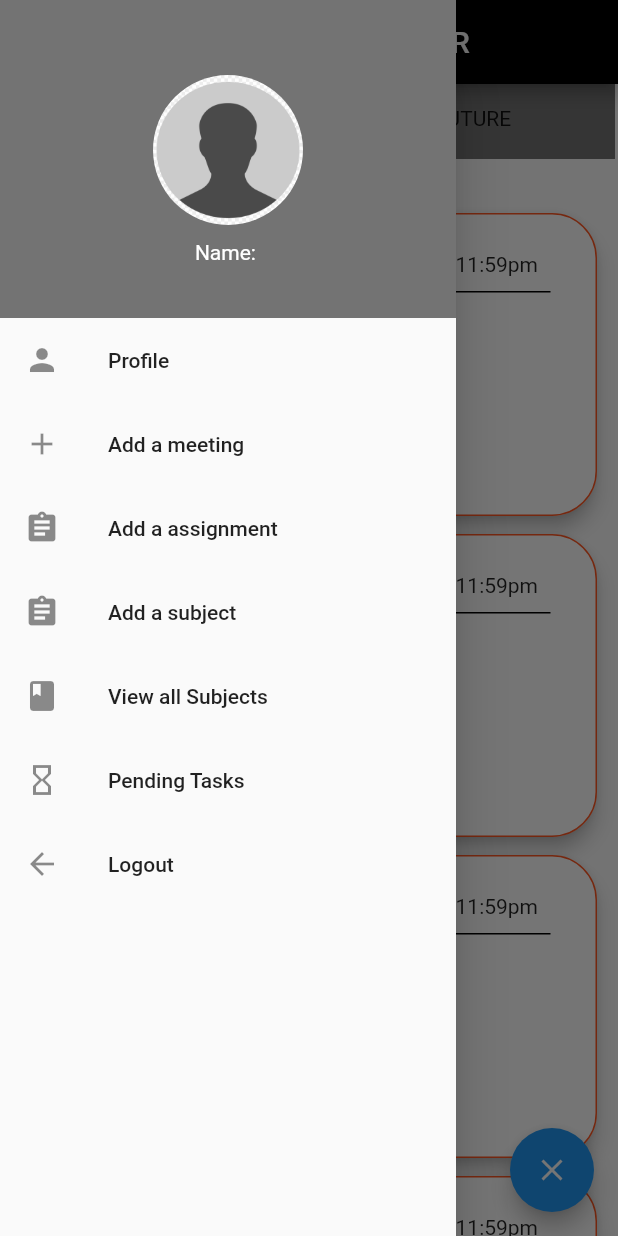
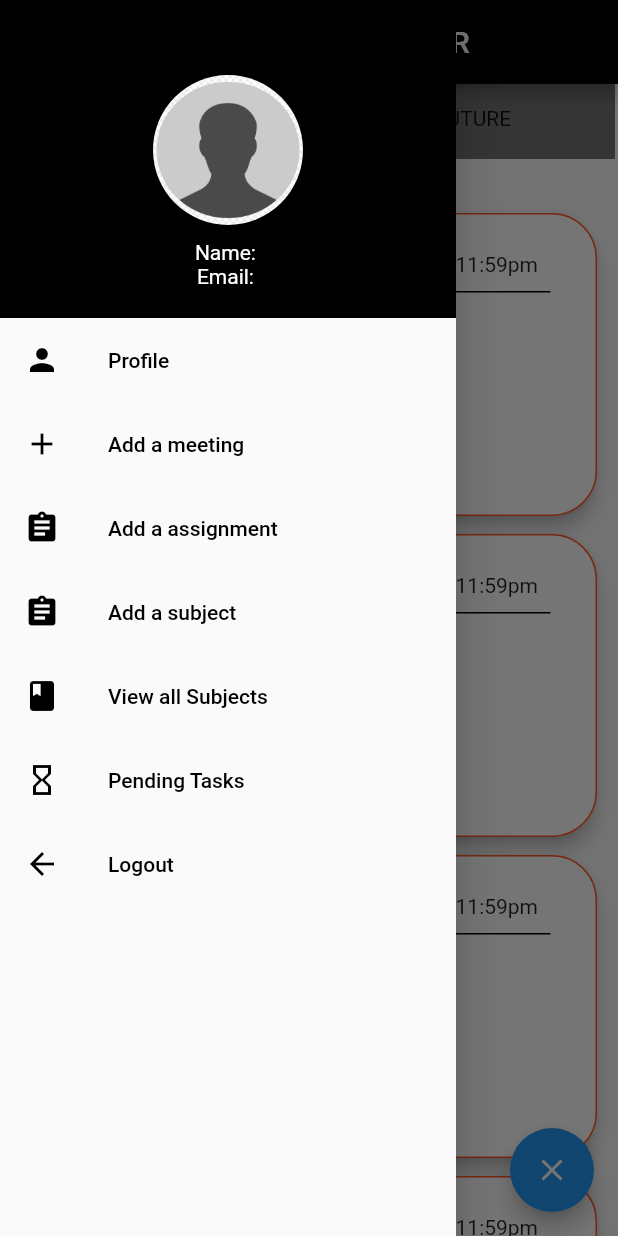
Before and after one commit to param-s-8/hw-manager, a Flutter app: the HomeScreen screen opened directly, with the side drawer open, on a phone screen of 412 x 824 dp. Run offline on Flutter 3.47's test engine with Material 2 defaults, Android fonts, the phone set to English and light mode, and no system bars; drawn by our look-alikes of flutter_speed_dial; our stand-ins replace cloud_firestore, firebase_auth, firebase_core, flutter_spinkit; missing offline and left inert: firestore_ui; accounts and stored records are empty.

Commit message:
drawer black theme, tabs added on home page.

```diff
--- a/lib/screens/main_drawer.dart
+++ b/lib/screens/main_drawer.dart
@@ -19,7 +19,7 @@ class MainDrawer extends StatelessWidget {
           Container(
             width: double.infinity,
             padding: EdgeInsets.all(20),
-            color: Colors.black54,
+            color: Colors.black,
             child: Center(
               child: Column(
                 children: <Widget>[
@@ -28,53 +28,53 @@ class MainDrawer extends StatelessWidget {
                     height: 100,
                     margin: EdgeInsets.only(top: 30,bottom: 10),
                     decoration: BoxDecoration(
+                      color: Colors.black,
                       shape: BoxShape.circle,
                       image: DecorationImage(image: AssetImage('media/user.jpg'),
                       fit: BoxFit.fill),
-
                     ),
                   ),
                   Text("Name: ${_auth.currentUser.displayName}",
                     style: TextStyle(color: Colors.white) ,),
-                  Text("${_auth.currentUser.email}",
+                  Text("Email: ${_auth.currentUser.email}",
                     style: TextStyle(color: Colors.white) ,),
                 ],
               ),
             ),
           ),
           ListTile(
-            leading: Icon(Icons.person),
-            title: Text('Profile'),
+            leading: Icon(Icons.person,color: Colors.black,),
+            title: Text('Profile',style: TextStyle(color: Colors.black,),),
             onTap: () => _pushPage(context, ProfilePage()),
           ),
           ListTile(
-            leading: Icon(Icons.add),
-            title: Text('Add a meeting'),
+            leading: Icon(Icons.add,color: Colors.black,),
+            title: Text('Add a meeting',style: TextStyle(color: Colors.black,),),
             onTap: () => _pushPage(context, AddMeet()),
           ),
           ListTile(
-            leading: Icon(Icons.assignment),
-            title: Text('Add a assignment'),
+            leading: Icon(Icons.assignment,color: Colors.black,),
+            title: Text('Add a assignment',style: TextStyle(color: Colors.black,),),
             onTap: () => _pushPage(context, AddAsnmt()),
           ),
           ListTile(
-            leading: Icon(Icons.assignment),
-            title: Text('Add a subject'),
+            leading: Icon(Icons.assignment,color: Colors.black,),
+            title: Text('Add a subject',style: TextStyle(color: Colors.black,),),
             onTap: () => _pushPage(context, addSubject()),
           ),
           ListTile(
-            leading: Icon(Icons.book),
-            title: Text('View all Subjects'),
+            leading: Icon(Icons.book,color: Colors.black,),
+            title: Text('View all Subjects',style: TextStyle(color: Colors.black,),),
             onTap: () => _pushPage(context,ShowList()),
           ),
           ListTile(
-            leading: Icon(Icons.hourglass_empty),
-            title: Text('Pending Tasks'),
+            leading: Icon(Icons.hourglass_empty,color: Colors.black,),
+            title: Text('Pending Tasks',style: TextStyle(color: Colors.black,),),
             onTap: () => _pushPage(context, HomePage()),
           ),
           ListTile(
-            leading: Icon(Icons.arrow_back),
-            title: Text('Logout'),
+            leading: Icon(Icons.arrow_back,color: Colors.black,),
+            title: Text('Logout',style: TextStyle(color: Colors.black,),),
             onTap: () {
               _signOut().whenComplete(() {
                 Navigator.of(context).pushReplacement(MaterialPageRoute(
```
Also changed, not shown: lib/screens/show_asnmt.dart (+7 -10 lines), lib/screens/show_meeting.dart (+6 -17 lines), lib/screens/showlist.dart (+44 -21 lines).
